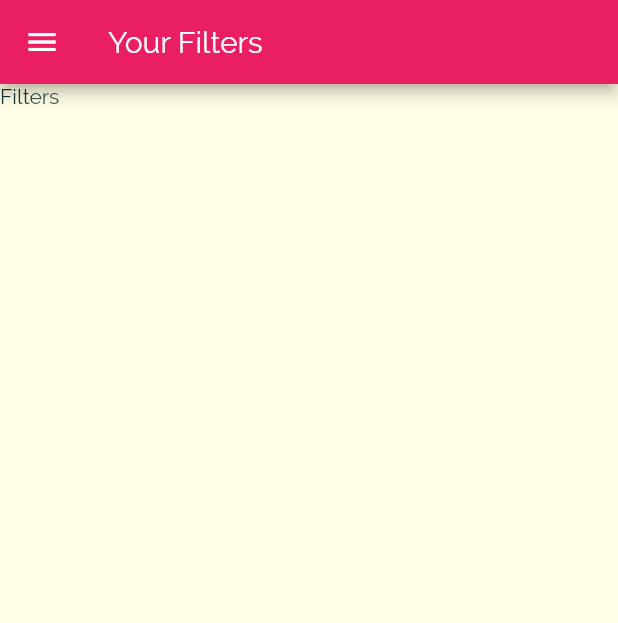
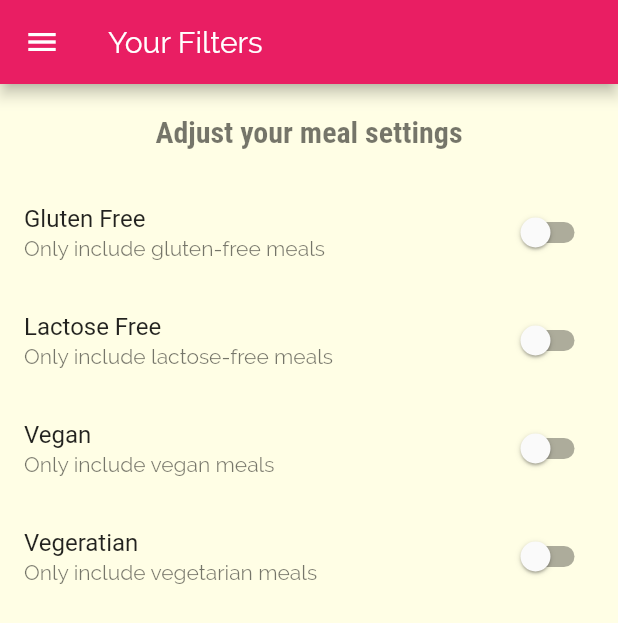
Before and after one commit to okradze/meals-app, a Flutter app: the FiltersScreen screen opened by its route, on a phone screen of 412 x 824 dp. Shown: the top 623 px of the screen. Run offline on Flutter 3.47's test engine with Material 2 defaults, Android fonts, the phone set to English and light mode, and no system bars; network calls fail.

Commit message:
feat: add filtering logic

```diff
--- a/lib/main.dart
+++ b/lib/main.dart
@@ -1,4 +1,7 @@
 import 'package:flutter/material.dart';
+import 'package:meals_app/dummy_data.dart';
+import 'package:meals_app/models/filters.dart';
+import 'package:meals_app/models/meal.dart';
 import 'package:meals_app/screens/categories_screen.dart';
 import 'package:meals_app/screens/category_meals_screen.dart';
 import 'package:meals_app/screens/filters_screen.dart';
@@ -9,7 +12,29 @@ void main() {
   runApp(MyApp());
 }
 
-class MyApp extends StatelessWidget {
+class MyApp extends StatefulWidget {
+  @override
+  _MyAppState createState() => _MyAppState();
+}
+
+class _MyAppState extends State<MyApp> {
+  Filters filters = Filters();
+  List<Meal> meals = DUMMY_MEALS;
+
+  void setFilters(Filters newFilters) {
+    setState(() {
+      filters = newFilters;
+      print(filters);
+      meals = DUMMY_MEALS.where((meal) {
+        if (filters.glutenFree && !meal.isGlutenFree) return false;
+        if (filters.lactoseFree && !meal.isLactoseFree) return false;
+        if (filters.vegan && !meal.isVegan) return false;
+        if (filters.vegetarian && !meal.isVegetarian) return false;
+        return true;
+      }).toList();
+    });
+  }
+
   @override
   Widget build(BuildContext context) {
     return MaterialApp(
@@ -33,9 +58,10 @@ class MyApp extends StatelessWidget {
       // initialRoute: CategoriesScreen.routeName,
       routes: {
         '/': (context) => TabsScreen(),
-        CategoryMealsScreen.routeName: (context) => CategoryMealsScreen(),
+        CategoryMealsScreen.routeName: (context) => CategoryMealsScreen(meals),
         MealDetailScreen.routeName: (context) => MealDetailScreen(),
-        FiltersScreen.routeName: (context) => FiltersScreen(),
+        FiltersScreen.routeName: (context) =>
+            FiltersScreen(filters, setFilters),
       },
     );
   }
--- /dev/null
+++ b/lib/models/filters.dart
@@ -0,0 +1,6 @@
+class Filters {
+  bool glutenFree = false;
+  bool lactoseFree = false;
+  bool vegetarian = false;
+  bool vegan = false;
+}
--- a/lib/screens/category_meals_screen.dart
+++ b/lib/screens/category_meals_screen.dart
@@ -1,19 +1,21 @@
 import 'package:flutter/material.dart';
-import 'package:meals_app/dummy_data.dart';
 import 'package:meals_app/models/category.dart';
+import 'package:meals_app/models/meal.dart';
 import 'package:meals_app/widgets/meal_item.dart';
 
 class CategoryMealsScreen extends StatelessWidget {
   static const routeName = '/category-meals';
+  final List<Meal> meals;
+
+  CategoryMealsScreen(this.meals);
 
   @override
   Widget build(BuildContext context) {
     final category = ModalRoute.of(context)?.settings.arguments as Category;
 
     // Finds Meals that belong to current category
-    final meals = DUMMY_MEALS
-        .where((meal) => meal.categories.contains(category.id))
-        .toList();
+    final filteredMeals =
+        meals.where((meal) => meal.categories.contains(category.id)).toList();
 
     return Scaffold(
       appBar: AppBar(
@@ -21,13 +23,13 @@ class CategoryMealsScreen extends StatelessWidget {
       ),
       body: ListView.builder(
         itemBuilder: (ctx, index) {
-          final meal = meals[index];
+          final meal = filteredMeals[index];
           return MealItem(
             key: Key(meal.id),
             meal: meal,
           );
         },
-        itemCount: meals.length,
+        itemCount: filteredMeals.length,
       ),
     );
   }
--- a/lib/screens/filters_screen.dart
+++ b/lib/screens/filters_screen.dart
@@ -1,15 +1,73 @@
 import 'package:flutter/material.dart';
+import 'package:meals_app/models/filters.dart';
 import 'package:meals_app/widgets/main_drawer.dart';
 
 class FiltersScreen extends StatelessWidget {
   static const routeName = '/filters';
+
+  final Filters filters;
+  final Function setFilters;
+
+  FiltersScreen(this.filters, this.setFilters);
 
   @override
   Widget build(BuildContext context) {
     return Scaffold(
       appBar: AppBar(title: Text('Your Filters')),
       drawer: MainDrawer(),
-      body: Text('Filters'),
+      body: Column(
+        children: [
+          Container(
+            padding: const EdgeInsets.all(20),
+            child: Text(
+              'Adjust your meal settings',
+              style: Theme.of(context).textTheme.headline3,
+            ),
+          ),
+          Expanded(
+            child: ListView(
+              children: [
+                SwitchListTile(
+                  title: Text('Gluten Free'),
+                  subtitle: Text('Only include gluten-free meals'),
+                  value: filters.glutenFree,
+                  onChanged: (val) {
+                    filters.glutenFree = val;
+                    setFilters(filters);
+                  },
+                ),
+                SwitchListTile(
+                  title: Text('Lactose Free'),
+                  subtitle: Text('Only include lactose-free meals'),
+                  value: filters.lactoseFree,
+                  onChanged: (val) {
+                    filters.lactoseFree = val;
+                    setFilters(filters);
+                  },
+                ),
+                SwitchListTile(
+                  title: Text('Vegan'),
+                  subtitle: Text('Only include vegan meals'),
+                  value: filters.vegan,
+                  onChanged: (val) {
+                    filters.vegan = val;
+                    setFilters(filters);
+                  },
+                ),
+                SwitchListTile(
+                  title: Text('Vegeratian'),
+                  subtitle: Text('Only include vegetarian meals'),
+                  value: filters.vegetarian,
+                  onChanged: (val) {
+                    filters.vegetarian = val;
+                    setFilters(filters);
+                  },
+                ),
+              ],
+            ),
+          ),
+        ],
+      ),
     );
   }
 }
```
